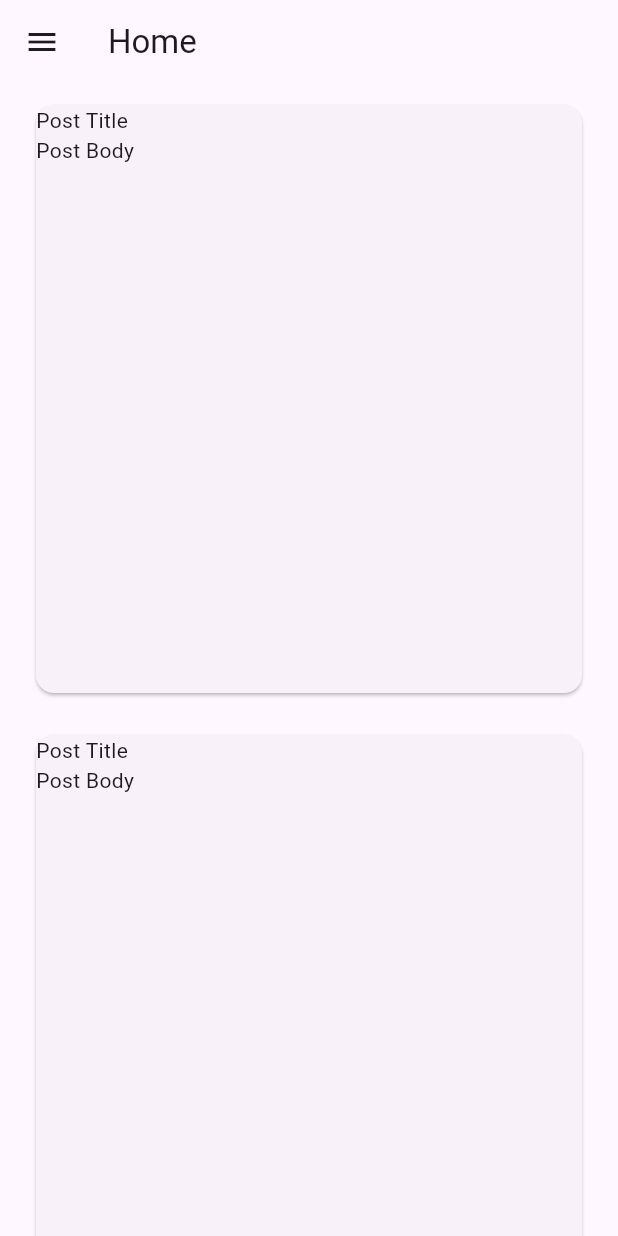
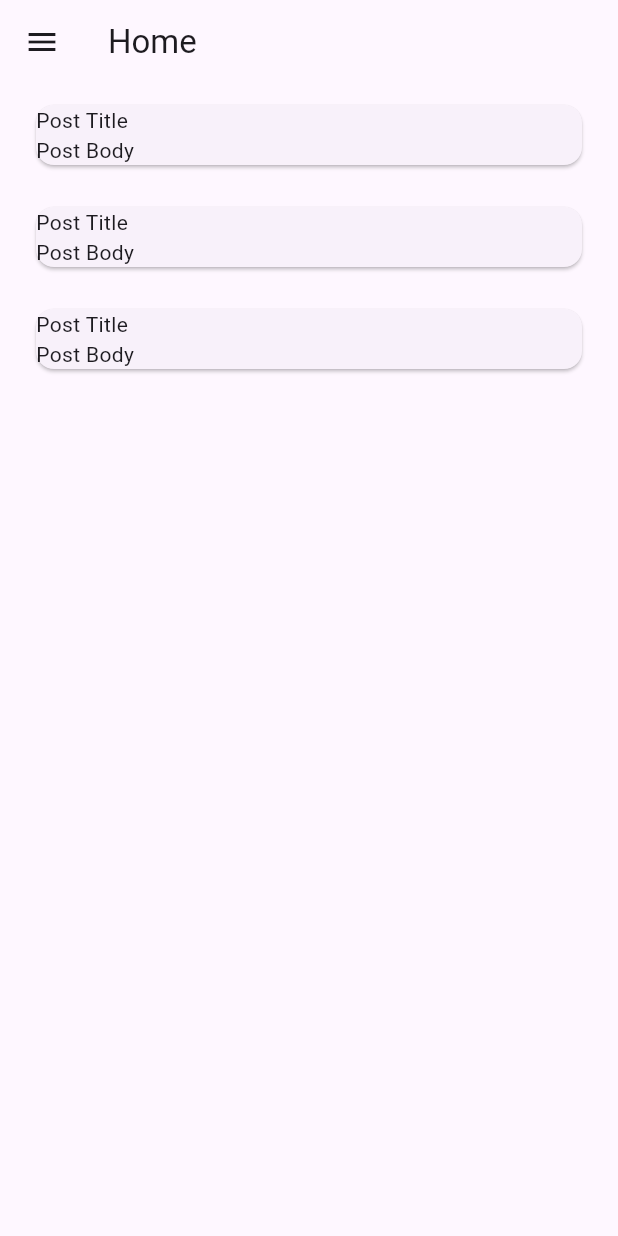
Before and after one commit to AbdurRehmanMalik1/Univibe, a Flutter app: the screen it shows after launch, on a phone screen of 412 x 824 dp. Run offline on Flutter 3.47's test engine with Material 3 defaults, Android fonts, the phone set to English and light mode, and no system bars.

Commit message:
Configured the create post page

```diff
--- /dev/null
+++ b/frontend/lib/appPages/createpost.dart
@@ -0,0 +1,12 @@
+import 'package:flutter/material.dart';
+
+class CreatePostPage extends StatelessWidget{
+  CreatePostPage({super.key});
+
+  @override
+  Widget build(BuildContext context) {
+    return Container(
+      child: const Text("This is the Create Post Page"),
+    ); // repalce this container with the Body of the Post Page
+  }
+}
--- a/frontend/lib/appPages/homepage.dart
+++ b/frontend/lib/appPages/homepage.dart
@@ -1,24 +1,19 @@
 import 'package:flutter/material.dart';
-import 'package:http/http.dart';
 
 class Homepage extends StatelessWidget{
   Homepage({super.key});
 
-
-
   int postCount = 3;
   @override
   Widget build(BuildContext context) {
-    double screenWidth = MediaQuery.sizeOf(context).width;
-    double widthThreshold = 500;
+    // double screenWidth = MediaQuery.sizeOf(context).width;
+    // double widthThreshold = 500;
     return Center(
       child: ListView.builder(itemCount: postCount, itemBuilder:(context, index) {
         return Container(
             padding: const EdgeInsets.symmetric(vertical: 10,horizontal: 20),
-          child: SizedBox(
-            width: screenWidth<widthThreshold ? 500 : 800,
-            height: 400,
-            child: const Card(
+          child: const SizedBox(
+            child: Card(
               child: Column(
                 mainAxisAlignment: MainAxisAlignment.start,
                 crossAxisAlignment: CrossAxisAlignment.start,
--- a/frontend/lib/appPages/pagecard.dart
+++ b/frontend/lib/appPages/pagecard.dart
@@ -1,4 +1,5 @@
 import 'package:flutter/material.dart';
+import 'package:frontend/appPages/createpost.dart';
 import 'package:frontend/appPages/homepage.dart';
 
 class PageCard extends StatefulWidget {
@@ -38,8 +39,7 @@ class _PageCardState extends State<PageCard> {
   Widget _getPageContent() {
     switch (currentPage) {
       case "Create Post":
-        return const Center(
-            child: Text("Create Post Page", style: TextStyle(fontSize: 24)));
+        return CreatePostPage();
       case "Messages":
         return const Center(
             child: Text("Messages Page", style: TextStyle(fontSize: 24)));
@@ -64,7 +64,7 @@ class _PageCardState extends State<PageCard> {
 
     Drawer drawerWidget = Drawer(
       child: ListView.builder(
-        itemCount: hamburgerIcons.length,
+        itemCount: hamburgerIcons.length + 1,
         itemBuilder: (context, index) {
           if (index == 0) {
             return const SizedBox(
@@ -87,11 +87,11 @@ class _PageCardState extends State<PageCard> {
             );
           }
           return ListTile(
-            leading: hamburgerIcons[index],
-            title: Text(hamburgerLabels[index]),
+            leading: hamburgerIcons[index - 1],
+            title: Text(hamburgerLabels[index - 1]),
             onTap: () {
-              _changePage(index);
-              Navigator.pop(context); // Close the drawer after selection
+              _changePage(index - 1);
+              // Navigator.pop(context); // Close the drawer after selection
             },
           );
         },
```
